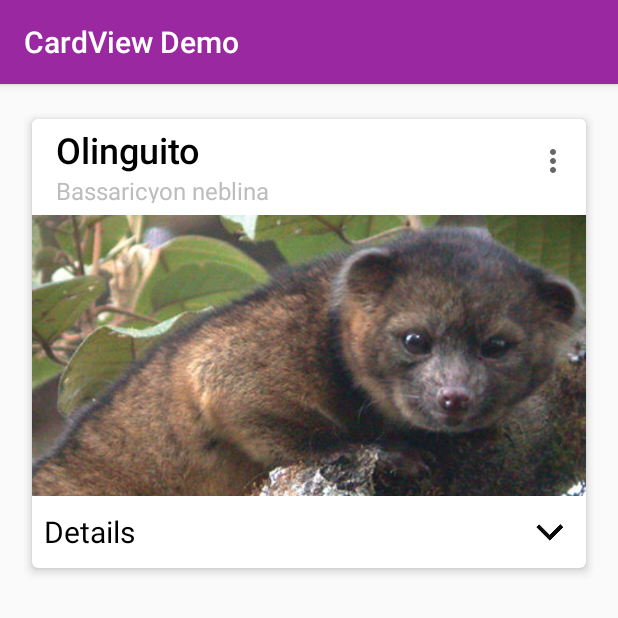
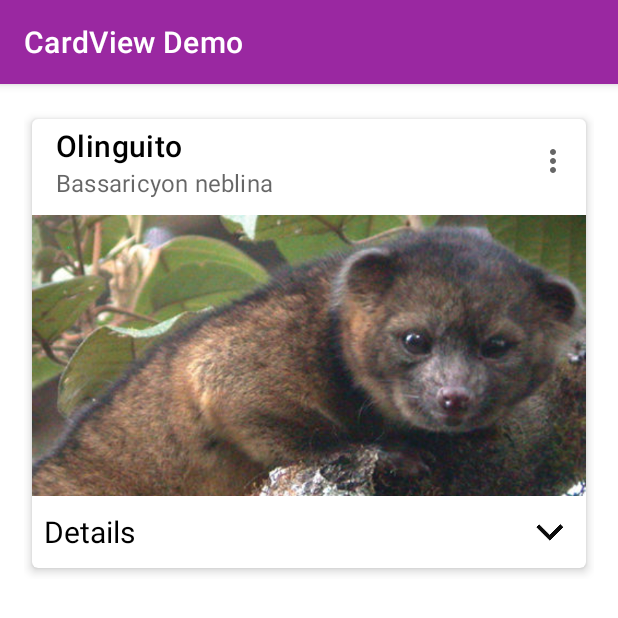
Before and after one commit to danielme-com/Android-CardView-Demo, an Android app: the screen it shows after launch (MainActivity), on a phone screen of 412 x 824 dp, the top half of it. Run offline under Robolectric (Android 15) with nearby library versions, the phone set to English and light mode, and no system bars.

Commit message:
migrar a material components, tanto la card como la toolbar

```diff
--- a/app/build.gradle
+++ b/app/build.gradle
@@ -20,6 +20,5 @@ android {
 
 dependencies {
     implementation fileTree(dir: 'libs', include: ['*.jar'])
-    implementation 'androidx.appcompat:appcompat:1.2.0'
-    implementation 'androidx.cardview:cardview:1.0.0'
+    implementation 'com.google.android.material:material:1.2.1'
 }
--- a/app/src/main/res/layout/activity_main.xml
+++ b/app/src/main/res/layout/activity_main.xml
@@ -5,9 +5,9 @@
     android:orientation="vertical"
     tools:context=".MainActivity">
 
-    <androidx.appcompat.widget.Toolbar
+    <com.google.android.material.appbar.MaterialToolbar
         android:id="@+id/toolbar"
-        style="@style/ToolbarMain" />
+        style="@style/AppTheme.ToolbarMain" />
 
     <ScrollView
         android:id="@+id/scrollView"
@@ -16,7 +16,7 @@
         android:padding="16dp"
         android:scrollbars="none">
 
-        <androidx.cardview.widget.CardView
+        <com.google.android.material.card.MaterialCardView
             android:id="@+id/card"
             style="@style/AppTheme.CardView">
 
@@ -26,7 +26,7 @@
                 android:layout_height="wrap_content"
                 android:orientation="vertical">
 
-                <androidx.appcompat.widget.Toolbar
+                <com.google.android.material.appbar.MaterialToolbar
                     android:id="@+id/toolbarCard"
                     style="@style/ToolbarCard"/>
 
@@ -87,7 +87,7 @@
 
             </LinearLayout>
 
-        </androidx.cardview.widget.CardView>
+        </com.google.android.material.card.MaterialCardView>
 
     </ScrollView>
 
--- a/app/src/main/res/values/styles.xml
+++ b/app/src/main/res/values/styles.xml
@@ -1,39 +1,23 @@
 <?xml version="1.0" encoding="utf-8"?>
 <resources xmlns:tools="http://schemas.android.com/tools">
 
-    <style name="AppTheme" parent="Theme.AppCompat.Light.NoActionBar">
+    <style name="AppTheme" parent="Theme.MaterialComponents.Light.NoActionBar">
         <item name="colorPrimary">@color/primary</item>
         <item name="colorPrimaryDark">@color/primaryDark</item>
         <item name="android:textColorPrimary">@color/textColorPrimary</item>
     </style>
 
-    <style name="ToolbarCard" parent="ThemeOverlay.AppCompat.ActionBar">
-        <item name="colorPrimary">@android:color/black</item>
-        <item name="android:textColorPrimary">@android:color/black</item>
+    <style name="ToolbarCard" parent="Widget.MaterialComponents.Toolbar">
         <item name="android:layout_width">match_parent</item>
         <item name="android:layout_height">wrap_content</item>
-        <item name="android:background">@android:color/white</item>
-        <item name="popupTheme">@style/Theme.AppCompat.Light</item>
-        <item name="subtitleTextAppearance">@style/Card.Subtitle</item>
-        <item name="titleTextAppearance">@style/Card.Title</item>
+        <item name="titleTextColor">@color/textColorTitle</item>
+        <item name="popupTheme">@style/Theme.MaterialComponents.Light</item>
     </style>
 
-    <style name="Card.Title" parent="TextAppearance.Widget.AppCompat.Toolbar.Title">
-        <item name="android:textSize">24sp</item>
-        <item name="android:textColor">@color/textColorTitle</item>
-    </style>
-
-    <style name="Card.Subtitle" parent="TextAppearance.Widget.AppCompat.Toolbar.Subtitle">
-        <item name="android:textSize">16sp</item>
-        <item name="android:textColor">@color/textGrey</item>
-    </style>
-
-    <style name="ToolbarMain">
+    <style name="AppTheme.ToolbarMain" parent="Widget.MaterialComponents.Toolbar.Primary">
         <item name="android:layout_width">match_parent</item>
         <item name="android:layout_height">?attr/actionBarSize</item>
-        <item name="android:background">?attr/colorPrimary</item>
         <item name="android:elevation" tools:targetApi="lollipop">4dp</item>
-        <item name="android:theme">@style/ThemeOverlay.AppCompat.ActionBar</item>
     </style>
 
     <style name="AppTheme.CardView">
```
